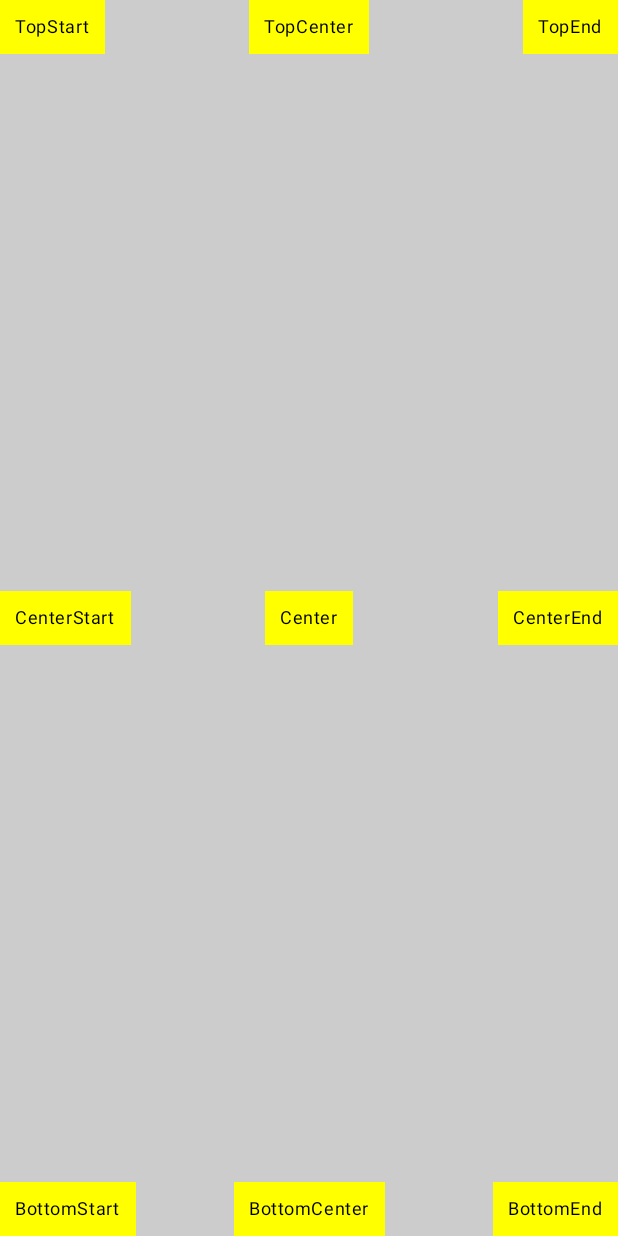
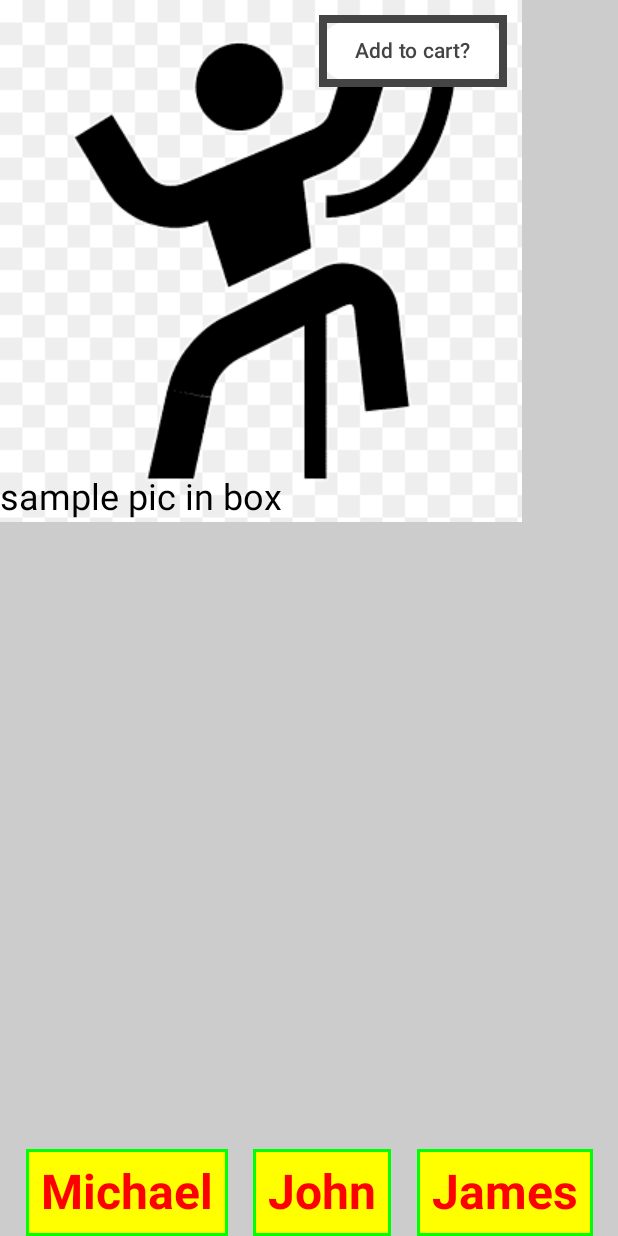
Before and after one commit to mjohnsonatx/compose, an Android app built with Jetpack Compose: the screen it shows after launch (MainActivity), on a phone screen of 412 x 824 dp. Run offline under Robolectric (Android 15) with nearby library versions, the phone set to English and light mode, and no system bars.

Commit message:
Compose Lesson 4, END

```diff
--- a/app/src/main/java/com/example/compose/MainActivity.kt
+++ b/app/src/main/java/com/example/compose/MainActivity.kt
@@ -3,10 +3,12 @@ package com.example.compose
 import android.os.Bundle
 import androidx.activity.ComponentActivity
 import androidx.activity.compose.setContent
+import androidx.compose.foundation.Image
 import androidx.compose.foundation.background
 import androidx.compose.foundation.border
 import androidx.compose.foundation.layout.Arrangement
 import androidx.compose.foundation.layout.Box
+import androidx.compose.foundation.layout.BoxScope
 import androidx.compose.foundation.layout.Column
 import androidx.compose.foundation.layout.Row
 import androidx.compose.foundation.layout.fillMaxHeight
@@ -14,6 +16,8 @@ import androidx.compose.foundation.layout.fillMaxSize
 import androidx.compose.foundation.layout.fillMaxWidth
 import androidx.compose.foundation.layout.padding
 import androidx.compose.foundation.layout.size
+import androidx.compose.material3.Button
+import androidx.compose.material3.ButtonDefaults
 import androidx.compose.material3.MaterialTheme
 import androidx.compose.material3.Surface
 import androidx.compose.material3.Text
@@ -21,6 +25,8 @@ import androidx.compose.runtime.Composable
 import androidx.compose.ui.Alignment
 import androidx.compose.ui.Modifier
 import androidx.compose.ui.graphics.Color
+import androidx.compose.ui.graphics.RectangleShape
+import androidx.compose.ui.res.painterResource
 import androidx.compose.ui.text.font.FontWeight
 import androidx.compose.ui.text.style.TextAlign
 import androidx.compose.ui.tooling.preview.Preview
@@ -127,6 +133,37 @@ fun BoxExample2(){
 }
 
 @Composable
+fun BoxExample3(){
+    Box {
+        Image(
+            painter = painterResource(id = R.drawable.climbing_pose),
+            contentDescription = "sample pic")
+        Text(
+            text = "sample pic in box",
+            style = MaterialTheme.typography.headlineSmall,
+            color = Color.Black,
+            modifier = Modifier
+                .align(Alignment.BottomStart)
+        )
+
+        Button(
+            onClick = {},
+            colors = ButtonDefaults.textButtonColors(
+                contentColor = Color.DarkGray,
+                containerColor = Color.White
+            ),
+            modifier = Modifier
+                .align(Alignment.TopEnd)
+                .padding(10.dp)
+                .border(5.dp, Color.DarkGray, RectangleShape)
+            ) {
+            Text("Add to cart?")
+        }
+
+    }
+}
+
+@Composable
 fun Greeting(name: String, modifier: Modifier = Modifier) {
     Text(
         text = name,
@@ -159,7 +196,9 @@ fun AppUI() {
         Greeting("James")
     }
 
-    BoxExample2()
+    BoxExample3()
+
+    //BoxExample2()
 }
 
 
```
Also changed, not shown: app/src/main/res/drawable/climbing_pose.png (added).
